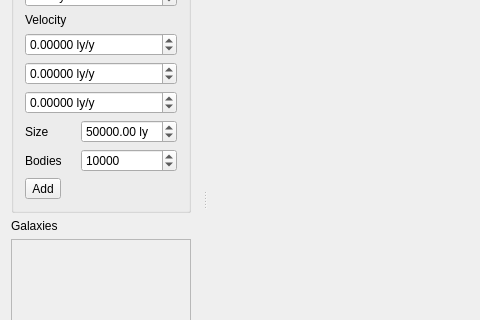
This is Galaxy1/Galaxy1/galaxy1.ui in billw2012/BGalaxy1 as Qt 5 draws it before an edit; both pictures show x 0 to 480 and y 172 to 492 of the 1171 by 964 pixel window. The edited form follows.
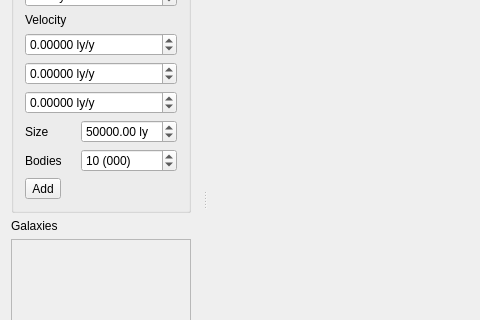
This is the edited form. Custom widgets are drawn as their Qt base class.

What changed in the file:
```diff
--- a/Galaxy1/Galaxy1/galaxy1.ui
+++ b/Galaxy1/Galaxy1/galaxy1.ui
@@ -290,7 +290,7 @@
              </sizepolicy>
             </property>
             <property name="suffix">
-             <string>000</string>
+             <string> (000)</string>
             </property>
             <property name="minimum">
              <number>1</number>
```
